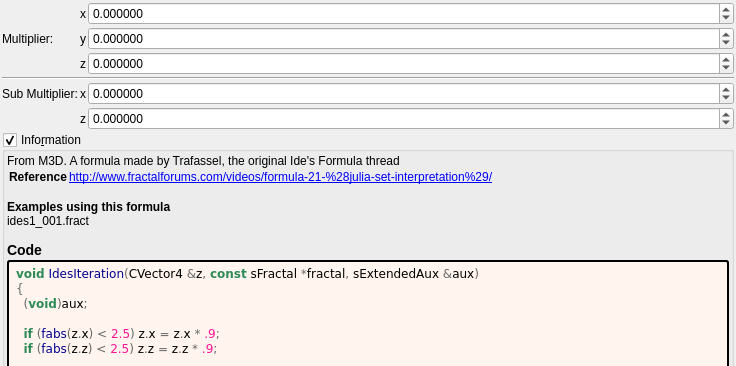
Before: the Qt Designer form mandelbulber2/formula/ui/ides.ui in buddhi1980/mandelbulber2, drawn with Qt 5; both pictures show x 0 to 736 and y 0 to 366 of the 736 by 773 pixel window.
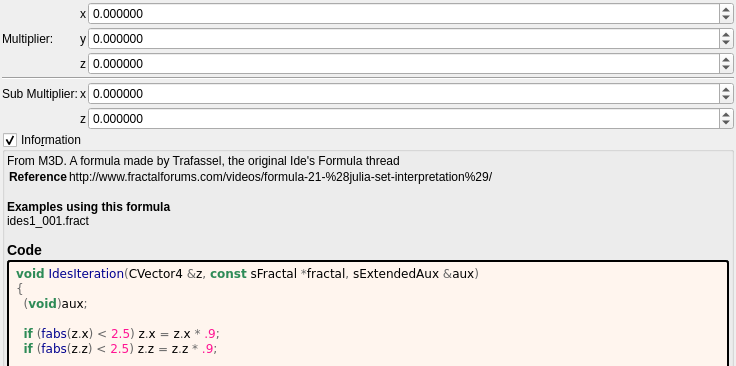
After: the same form once the commit is applied. Custom widgets are drawn as their Qt base class.

Commit message:
docs: show fractalforums.com formula references as text
fractalforums.com is only partly online; fractalforums.org keeps a read-only
copy and the active forum. The formula information boxes now show
fractalforums.com references (and the wrapped lines that continue them) as
plain text. The links that remain are closed with </a>, which the generator
never wrote. The formula/ui files are regenerated with
tools/populate_ui_information.py.

```diff
--- a/mandelbulber2/formula/ui/ides.ui
+++ b/mandelbulber2/formula/ui/ides.ui
@@ -263,7 +263,7 @@
        <widget class="QLabel" name="label_information_general">
         <property name="text">
          <string notr="true">&lt;p&gt;From M3D. A formula made by Trafassel, the original Ide&#039;s Formula thread&lt;/p&gt;&lt;table&gt;
-&lt;tr&gt;&lt;th&gt;Reference&lt;/th&gt;&lt;td&gt;&lt;a href=&quot;http://www.fractalforums.com/videos/formula-21-%28julia-set-interpretation%29/&quot;&gt;http://www.fractalforums.com/videos/formula-21-%28julia-set-interpretation%29/&lt;br&gt;
+&lt;tr&gt;&lt;th&gt;Reference&lt;/th&gt;&lt;td&gt;http://www.fractalforums.com/videos/formula-21-%28julia-set-interpretation%29/&lt;br&gt;
 &lt;/td&gt;&lt;/tr&gt;
 &lt;/table&gt;
 &lt;br&gt;&lt;b&gt;Examples using this formula&lt;/b&gt;&lt;br&gt;ides1_001.fract&lt;h3&gt;Code&lt;/h3&gt;</string>
```
The commit also changes 202 other files.
